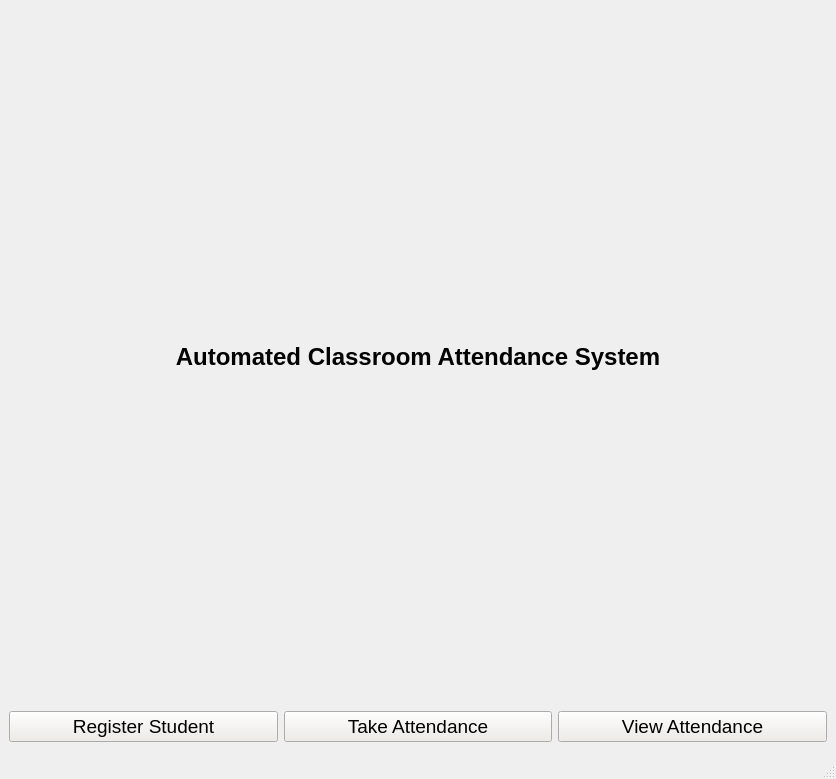
yonycherkos/automatic-classroom-attendance-system, file App/ui/home.ui: the form before one commit.
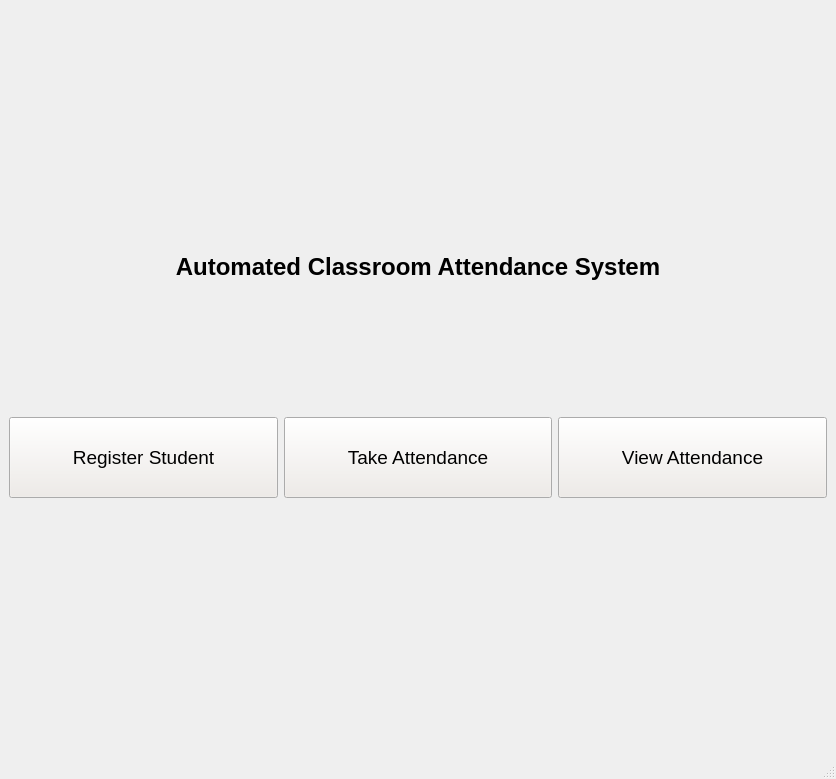
The form after the commit.

Commit message: optimize the home page

Diff of the .ui file:
```diff
--- a/App/ui/home.ui
+++ b/App/ui/home.ui
@@ -56,10 +56,23 @@
    <string>HomePage</string>
   </property>
   <widget class="QWidget" name="centralwidget">
-   <layout class="QGridLayout" name="gridLayout_2">
-    <item row="0" column="0">
      <layout class="QGridLayout" name="gridLayout">
-      <item row="0" column="0" colspan="3">
+    <item row="0" column="0">
+     <spacer name="verticalSpacer_2">
+      <property name="orientation">
+       <enum>Qt::Vertical</enum>
+      </property>
+      <property name="sizeHint" stdset="0">
+       <size>
+        <width>20</width>
+        <height>238</height>
+       </size>
+      </property>
+     </spacer>
+    </item>
+    <item row="1" column="0">
+     <layout class="QVBoxLayout" name="verticalLayout">
+      <item>
        <widget class="QLabel" name="label">
         <property name="autoFillBackground">
          <bool>true</bool>
@@ -75,8 +88,29 @@
         </property>
        </widget>
       </item>
-      <item row="1" column="0">
+      <item>
+       <spacer name="verticalSpacer_3">
+        <property name="orientation">
+         <enum>Qt::Vertical</enum>
+        </property>
+        <property name="sizeHint" stdset="0">
+         <size>
+          <width>20</width>
+          <height>40</height>
+         </size>
+        </property>
+       </spacer>
+      </item>
+      <item>
+       <layout class="QHBoxLayout" name="horizontalLayout">
+        <item>
        <widget class="QPushButton" name="registerStudentBtn">
+          <property name="minimumSize">
+           <size>
+            <width>201</width>
+            <height>81</height>
+           </size>
+          </property>
         <property name="palette">
          <palette>
           <active>
@@ -119,8 +153,14 @@
         </property>
        </widget>
       </item>
-      <item row="1" column="1">
+        <item>
        <widget class="QPushButton" name="takeAttendanceBtn">
+          <property name="minimumSize">
+           <size>
+            <width>201</width>
+            <height>81</height>
+           </size>
+          </property>
         <property name="palette">
          <palette>
           <active>
@@ -163,8 +203,14 @@
         </property>
        </widget>
       </item>
-      <item row="1" column="2">
+        <item>
        <widget class="QPushButton" name="viewAttendanceBtn">
+          <property name="minimumSize">
+           <size>
+            <width>201</width>
+            <height>81</height>
+           </size>
+          </property>
         <property name="palette">
          <palette>
           <active>
@@ -208,6 +254,21 @@
        </widget>
       </item>
      </layout>
+      </item>
+     </layout>
+    </item>
+    <item row="2" column="0">
+     <spacer name="verticalSpacer">
+      <property name="orientation">
+       <enum>Qt::Vertical</enum>
+      </property>
+      <property name="sizeHint" stdset="0">
+       <size>
+        <width>20</width>
+        <height>238</height>
+       </size>
+      </property>
+     </spacer>
     </item>
    </layout>
   </widget>
```
Lines whose indentation alone changed are shown as unchanged. The commit also changes 2 other files.
